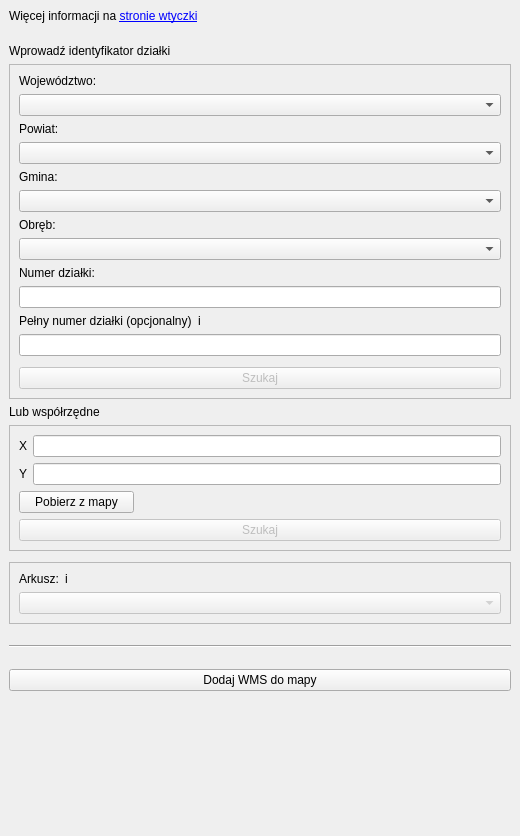
Old version of the form wyszukiwarka-gugik-uldk/plugin_dockwidget_base.ui in the repository gis-support/wyszukiwarka-gugik-uldk.
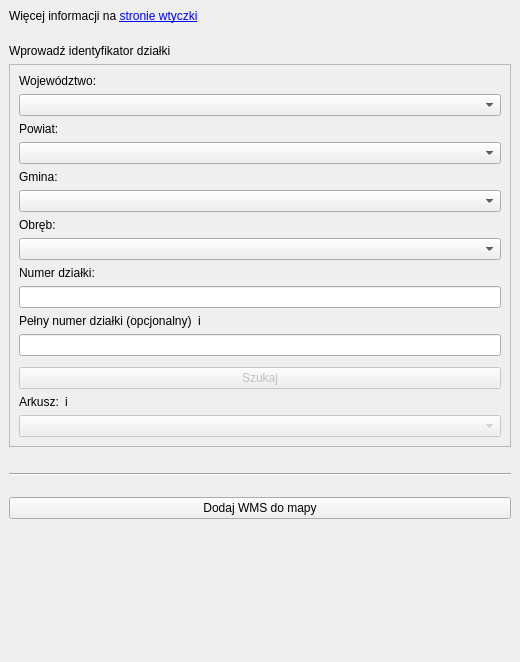
New version of the form.

Commit message: wyrzucenie formularza ze współrzędnymi, wyłączenie zoom to extent po dodaniu działki

Diff of the .ui file:
```diff
--- a/wyszukiwarka-gugik-uldk/plugin_dockwidget_base.ui
+++ b/wyszukiwarka-gugik-uldk/plugin_dockwidget_base.ui
@@ -7,7 +7,7 @@
     <x>0</x>
     <y>0</y>
     <width>520</width>
-    <height>836</height>
+    <height>662</height>
    </rect>
   </property>
   <property name="windowTitle">
@@ -201,70 +201,41 @@
          </property>
         </widget>
        </item>
-      </layout>
-     </widget>
-    </item>
-    <item>
-     <widget class="QLabel" name="label_search_by_coords">
-      <property name="text">
-       <string>Lub współrzędne</string>
-      </property>
-     </widget>
-    </item>
-    <item>
-     <widget class="QFrame" name="frame_search_by_coords">
-      <property name="frameShape">
-       <enum>QFrame::StyledPanel</enum>
-      </property>
-      <property name="frameShadow">
-       <enum>QFrame::Raised</enum>
-      </property>
-      <layout class="QVBoxLayout" name="verticalLayout_3">
        <item>
         <layout class="QFormLayout" name="formLayout_2">
          <item row="0" column="0">
-          <widget class="QLabel" name="label_10">
+          <widget class="QLabel" name="label_sheet">
            <property name="text">
-            <string>X</string>
+            <string>Arkusz:</string>
            </property>
           </widget>
          </item>
          <item row="0" column="1">
-          <widget class="QLineEdit" name="line_edit_x"/>
-         </item>
-         <item row="2" column="0">
-          <widget class="QLabel" name="label_11">
+          <widget class="QLabel" name="label_info_sheet">
+           <property name="maximumSize">
+            <size>
+             <width>15</width>
+             <height>15</height>
+            </size>
+           </property>
+           <property name="toolTip">
+            <string>Możesz ręcznie wpisać kod TERYT działki</string>
+           </property>
            <property name="text">
-            <string>Y</string>
+            <string>i</string>
+           </property>
+           <property name="scaledContents">
+            <bool>true</bool>
            </property>
           </widget>
          </item>
-         <item row="2" column="1">
-          <widget class="QLineEdit" name="line_edit_y"/>
-         </item>
         </layout>
        </item>
        <item>
-        <widget class="QPushButton" name="button_get_from_map">
-         <property name="maximumSize">
-          <size>
-           <width>115</width>
-           <height>16777215</height>
-          </size>
-         </property>
-         <property name="text">
-          <string>Pobierz z mapy</string>
-         </property>
-        </widget>
-       </item>
-       <item>
-        <widget class="QPushButton" name="button_search_by_coords">
+        <widget class="QComboBox" name="combobox_sheet">
          <property name="enabled">
           <bool>false</bool>
          </property>
-         <property name="text">
-          <string>Szukaj</string>
-         </property>
         </widget>
        </item>
       </layout>
@@ -286,51 +257,6 @@
       </property>
      </spacer>
     </item>
-    <item>
-     <widget class="QFrame" name="frame_2">
-      <property name="frameShape">
-       <enum>QFrame::StyledPanel</enum>
-      </property>
-      <property name="frameShadow">
-       <enum>QFrame::Raised</enum>
-      </property>
-      <layout class="QFormLayout" name="formLayout_3">
-       <item row="0" column="0">
-        <widget class="QLabel" name="label_sheet">
-         <property name="text">
-          <string>Arkusz:</string>
-         </property>
-        </widget>
-       </item>
-       <item row="0" column="1">
-        <widget class="QLabel" name="label_info_sheet">
-         <property name="maximumSize">
-          <size>
-           <width>15</width>
-           <height>15</height>
-          </size>
-         </property>
-         <property name="toolTip">
-          <string>Możesz ręcznie wpisać kod TERYT działki</string>
-         </property>
-         <property name="text">
-          <string>i</string>
-         </property>
-         <property name="scaledContents">
-          <bool>true</bool>
-         </property>
-        </widget>
-       </item>
-       <item row="1" column="0" colspan="2">
-        <widget class="QComboBox" name="combobox_sheet">
-         <property name="enabled">
-          <bool>false</bool>
-         </property>
-        </widget>
-       </item>
-      </layout>
-     </widget>
-    </item>
     <item>
      <spacer name="verticalSpacer_3">
       <property name="orientation">
```
The commit also changes 2 other files.
